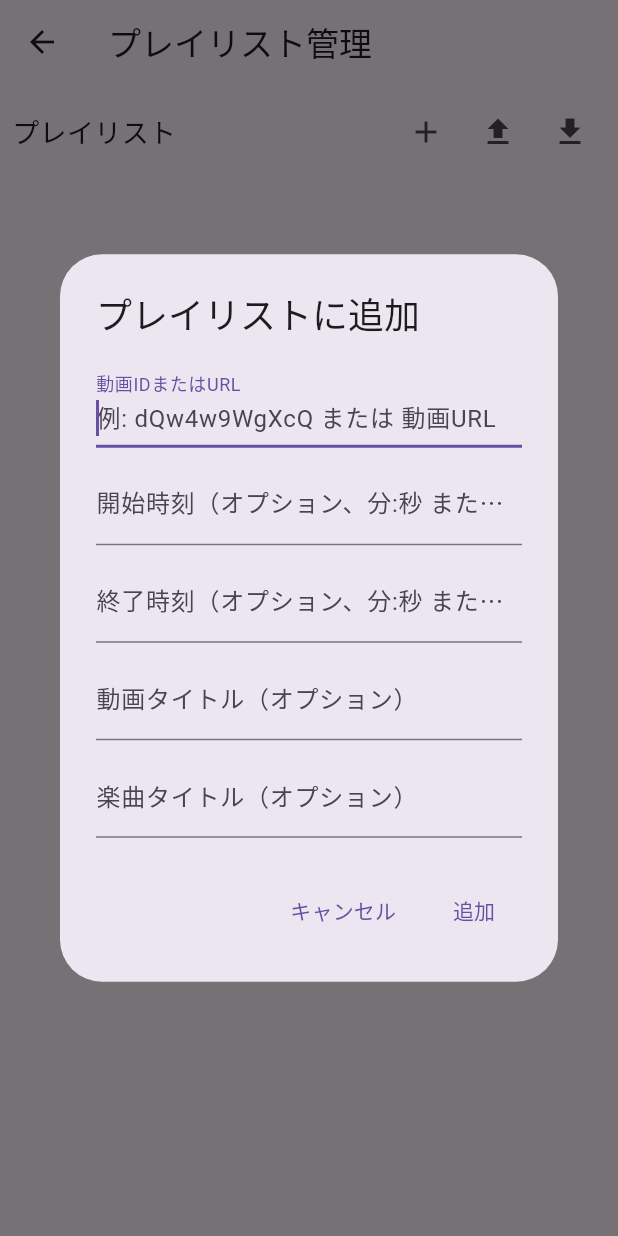
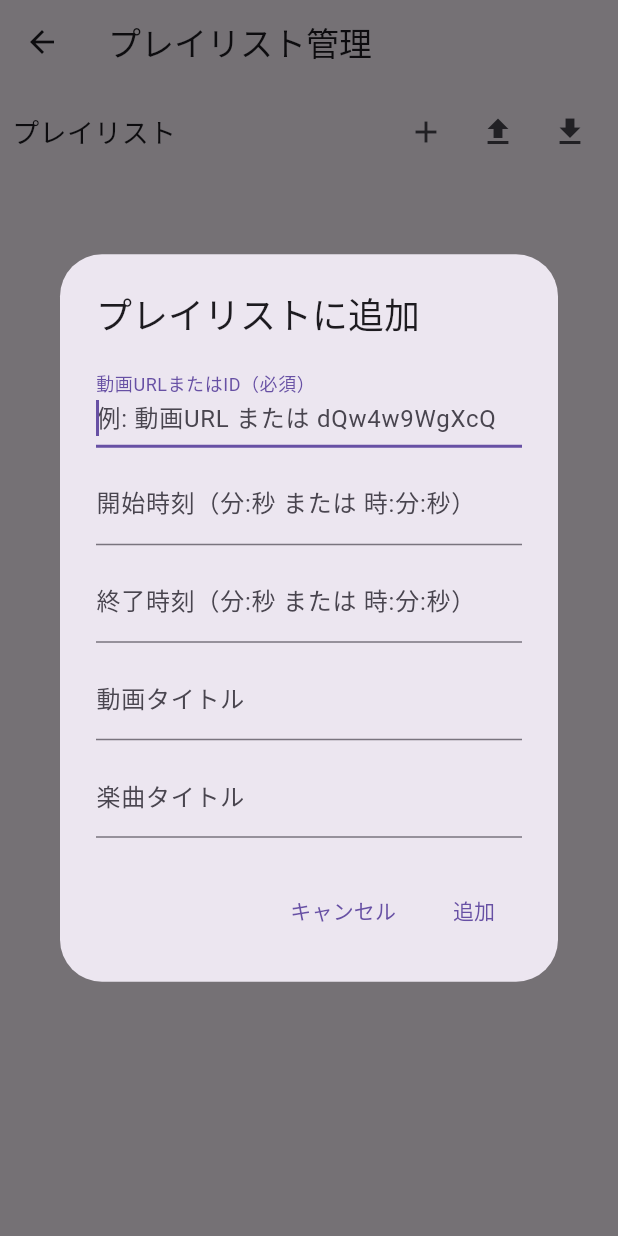
Before and after one commit to LiFE-124C41/uta_picker, a Flutter app: the PlaylistManagementPage screen opened by its route, after a tap on the "add" icon, on a phone screen of 412 x 824 dp. Run offline on Flutter 3.47's test engine with Material 3 defaults, Android fonts, the phone set to English and light mode, and no system bars; our stand-ins replace file_picker, firebase_analytics, firebase_core, package_info_plus, shared_preferences, webview_flutter; accounts and stored records are empty; generated files the repository leaves out were written again.

Commit message:
change input description (#56)

```diff
--- a/lib/presentation/pages/playlist_management_page.dart
+++ b/lib/presentation/pages/playlist_management_page.dart
@@ -124,8 +124,8 @@ class _PlaylistManagementPageState extends State<PlaylistManagementPage> {
                   TextField(
                     controller: videoIdController,
                     decoration: InputDecoration(
-                      labelText: '動画IDまたはURL',
-                      hintText: '例: dQw4w9WgXcQ または 動画URL',
+                      labelText: '動画URLまたはID（必須）',
+                      hintText: '例: 動画URL または dQw4w9WgXcQ',
                     ),
                     autofocus: true,
                   ),
@@ -133,7 +133,7 @@ class _PlaylistManagementPageState extends State<PlaylistManagementPage> {
                   TextField(
                     controller: startSecController,
                     decoration: InputDecoration(
-                      labelText: '開始時刻（オプション、分:秒 または 時:分:秒）',
+                      labelText: '開始時刻（分:秒 または 時:分:秒）',
                       hintText: '例: 00:30 または 01:07:52（空欄の場合は動画の最初から）',
                     ),
                   ),
@@ -141,7 +141,7 @@ class _PlaylistManagementPageState extends State<PlaylistManagementPage> {
                   TextField(
                     controller: endSecController,
                     decoration: InputDecoration(
-                      labelText: '終了時刻（オプション、分:秒 または 時:分:秒）',
+                      labelText: '終了時刻（分:秒 または 時:分:秒）',
                       hintText: '例: 01:30 または 01:10:00（空欄の場合は動画の最後まで）',
                     ),
                   ),
@@ -149,7 +149,7 @@ class _PlaylistManagementPageState extends State<PlaylistManagementPage> {
                   TextField(
                     controller: videoTitleController,
                     decoration: InputDecoration(
-                      labelText: '動画タイトル（オプション）',
+                      labelText: '動画タイトル',
                       hintText: '例: YouTube動画のタイトル',
                     ),
                   ),
@@ -157,7 +157,7 @@ class _PlaylistManagementPageState extends State<PlaylistManagementPage> {
                   TextField(
                     controller: songTitleController,
                     decoration: InputDecoration(
-                      labelText: '楽曲タイトル（オプション）',
+                      labelText: '楽曲タイトル',
                       hintText: '例: 曲名',
                     ),
                   ),
```
